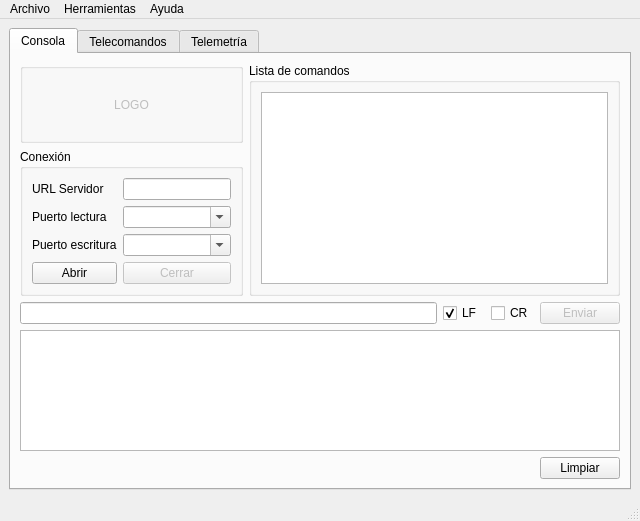
Before: the Qt Designer form gsRemote/forms/Console.ui in spel-uchile/gsSuchai, drawn with Qt 5.
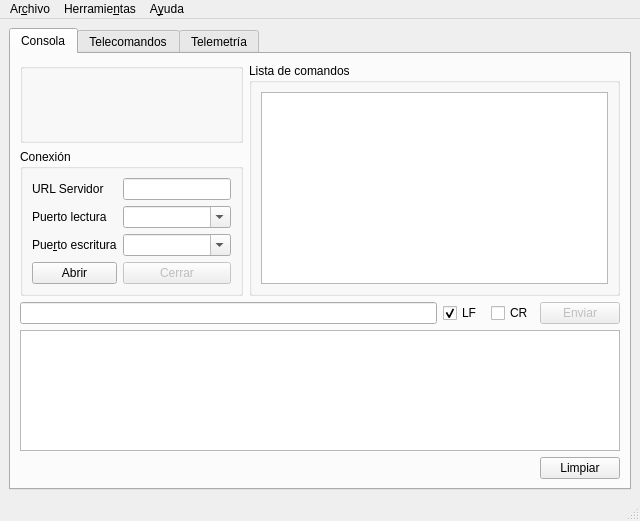
After: the same form once the commit is applied. The open tabs and pages were chosen to show the change. Icons and pictures are not drawn.

The edit to the form file:
```diff
--- a/gsRemote/forms/Console.ui
+++ b/gsRemote/forms/Console.ui
@@ -106,7 +106,7 @@
                 <bool>false</bool>
                </property>
                <property name="text">
-                <string>LOGO</string>
+                <string>&lt;html&gt;&lt;head/&gt;&lt;body&gt;&lt;p&gt;&lt;img src=&quot;:/img/spel_logo.png&quot;/&gt;&lt;/p&gt;&lt;/body&gt;&lt;/html&gt;</string>
                </property>
                <property name="alignment">
                 <set>Qt::AlignCenter</set>
@@ -131,7 +131,7 @@
              <item row="3" column="0">
               <widget class="QLabel" name="labelPortSend">
                <property name="text">
-                <string>Puerto escritura</string>
+                <string>Pue&amp;rto escritura</string>
                </property>
                <property name="buddy">
                 <cstring>comboBoxPortSend</cstring>
@@ -449,12 +449,12 @@
      <x>0</x>
      <y>0</y>
      <width>640</width>
-     <height>26</height>
+     <height>30</height>
     </rect>
    </property>
    <widget class="QMenu" name="menuArchivo">
     <property name="title">
-     <string>Archivo</string>
+     <string>Ar&amp;chivo</string>
     </property>
     <addaction name="actionGuardar"/>
     <addaction name="separator"/>
@@ -462,13 +462,13 @@
    </widget>
    <widget class="QMenu" name="menuHerramientas">
     <property name="title">
-     <string>Herramientas</string>
+     <string>Herramie&amp;ntas</string>
     </property>
     <addaction name="actionAgregar_comando"/>
    </widget>
    <widget class="QMenu" name="menuAyuda">
     <property name="title">
-     <string>Ayuda</string>
+     <string>A&amp;yuda</string>
     </property>
     <addaction name="actionAcerca_de"/>
    </widget>
```
Left out of the diff: 18 changed lines with no effect on the pictures.
